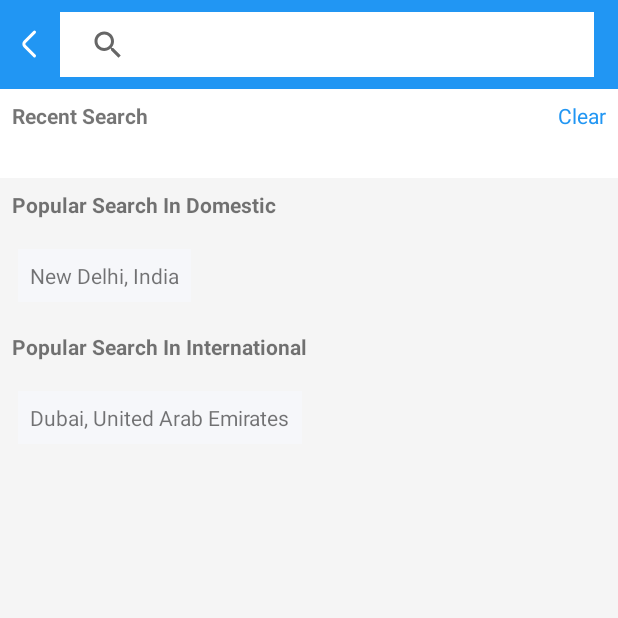
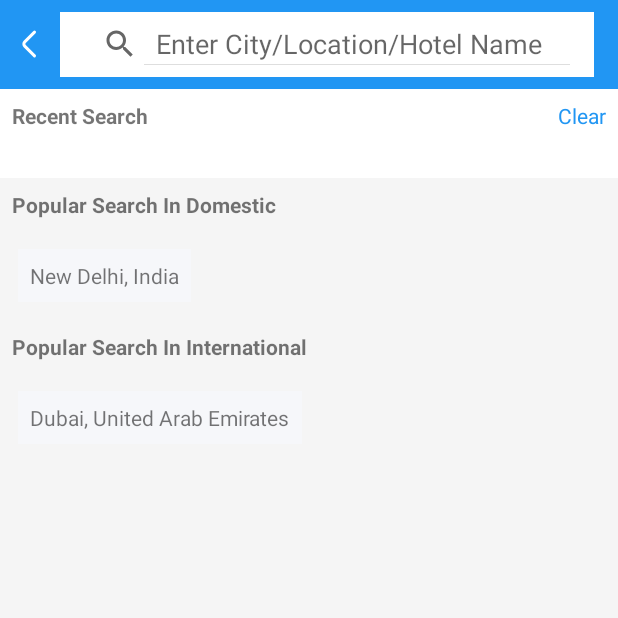
Before and after one commit to vikaskumar9761/JustPy, an Android app: the searchHotel screen opened directly, with no data from a screen before it, on a phone screen of 412 x 824 dp, the top half of it. Run offline under Robolectric (Android 15) with nearby library versions, the phone set to English and light mode, and no system bars; our stand-ins replace FlexboxLayout; 1 statement that could not run was skipped.

Commit message:
changeing the HotelAdapter.kt so inthis add new function flags

```diff
--- a/app/src/main/java/com/justpe/justpy1/searchHotel/HotelAdapter/HotelAdapter.kt
+++ b/app/src/main/java/com/justpe/justpy1/searchHotel/HotelAdapter/HotelAdapter.kt
@@ -54,6 +54,7 @@ class HotelAdapter(
                 val intent = Intent(context, MainActivity::class.java).apply {
                     putExtra("city", hotel.City)
                     putExtra("country", hotel.CountryName)
+                    flags = Intent.FLAG_ACTIVITY_NEW_TASK or Intent.FLAG_ACTIVITY_CLEAR_TASK
                 }
 
                 context.startActivity(intent)
@@ -63,37 +64,3 @@ class HotelAdapter(
         }
     }
 }
-//
-//import android.view.LayoutInflater
-//import android.view.View
-//import android.view.ViewGroup
-//import android.widget.TextView
-//import androidx.recyclerview.widget.RecyclerView
-//import com.justpe.apicall.City
-//import com.justpe.apicall.R
-//
-//class CityAdapter(private val cityList: List<City>) :
-//    RecyclerView.Adapter<CityAdapter.CityViewHolder>() {
-//
-//    class CityViewHolder(view: View) : RecyclerView.ViewHolder(view) {
-//        val cityName: TextView = view.findViewById(R.id.cityName)
-//        val countryName: TextView = view.findViewById(R.id.countryName)
-//        val countryCode: TextView = view.findViewById(R.id.countryCode)
-//    }
-//
-//    override fun onCreateViewHolder(parent: ViewGroup, viewType: Int): CityViewHolder {
-//        val view = LayoutInflater.from(parent.context)
-//            .inflate(R.layout.item_city, parent, false)
-//        return CityViewHolder(view)
-//    }
-//
-//    override fun onBindViewHolder(holder: CityViewHolder, position: Int) {
-//        val city = cityList[position]
-//        holder.cityName.text = city.City
-//        holder.countryName.text = city.CountryName
-//        holder.countryCode.text = "Code: ${city.country}"
-//    }
-//
-//    override fun getItemCount(): Int = cityList.size
-//}
-//
--- a/app/src/main/java/com/justpe/justpy1/searchHotel/searchHotel.kt
+++ b/app/src/main/java/com/justpe/justpy1/searchHotel/searchHotel.kt
@@ -24,6 +24,7 @@ class searchHotel : AppCompatActivity() {
     private lateinit var hotelAdapter: HotelAdapter
     private var hotelList: List<Hotel> = listOf()
 
+
     override fun onCreate(savedInstanceState: Bundle?) {
         super.onCreate(savedInstanceState)
         setContentView(R.layout.city_search_hotel)
@@ -31,6 +32,7 @@ class searchHotel : AppCompatActivity() {
         recyclerView = findViewById(R.id.recyclerView)
         searchView = findViewById(R.id.searchView)
         recyclerView.layoutManager = LinearLayoutManager(this)
+        searchView.setQueryHint("Enter City/Location/Hotel Name")
 
         fetchHotels()
 
--- a/app/src/main/res/layout/city_search_hotel.xml
+++ b/app/src/main/res/layout/city_search_hotel.xml
@@ -37,14 +37,20 @@
 
             <SearchView
                 android:id="@+id/searchView"
-                android:layout_width="359dp"
+                android:layout_width="match_parent"
                 android:layout_height="43dp"
+                android:inputType="text"
                 android:layout_marginStart="8dp"
                 android:layout_marginEnd="8dp"
                 android:layout_weight="1"
                 android:background="@android:color/white"
                 android:hint="Enter City/Location/Hotel Name"
-                android:padding="8dp" />
+                android:padding="8dp"
+                android:focusable="true"
+                android:clickable="true"
+                android:focusableInTouchMode="true"
+                android:iconifiedByDefault="false"/>  <!-- 👈 Add this -->
+
         </LinearLayout>
 
         <LinearLayout
```
